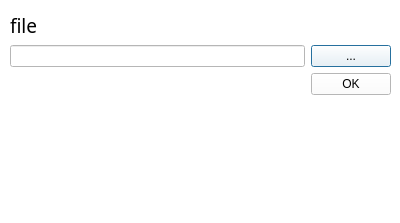
Above: UI.ui from RomaBoo/uliana_py before the change. Below: the same form after it.
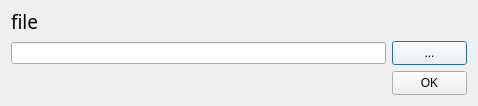
That is the form after the change.

```diff
--- a/UI.ui
+++ b/UI.ui
@@ -6,450 +6,27 @@
    <rect>
     <x>0</x>
     <y>0</y>
-    <width>400</width>
-    <height>223</height>
+    <width>478</width>
+    <height>106</height>
    </rect>
   </property>
+  <property name="minimumSize">
+   <size>
+    <width>366</width>
+    <height>106</height>
+   </size>
+  </property>
+  <property name="maximumSize">
+   <size>
+    <width>16777215</width>
+    <height>106</height>
+   </size>
+  </property>
   <property name="palette">
    <palette>
-    <active>
-     <colorrole role="WindowText">
-      <brush brushstyle="SolidPattern">
-       <color alpha="255">
-        <red>0</red>
-        <green>0</green>
-        <blue>0</blue>
-       </color>
-      </brush>
-     </colorrole>
-     <colorrole role="Button">
-      <brush brushstyle="SolidPattern">
-       <color alpha="255">
-        <red>255</red>
-        <green>255</green>
-        <blue>255</blue>
-       </color>
-      </brush>
-     </colorrole>
-     <colorrole role="Light">
-      <brush brushstyle="SolidPattern">
-       <color alpha="255">
-        <red>255</red>
-        <green>255</green>
-        <blue>255</blue>
-       </color>
-      </brush>
-     </colorrole>
-     <colorrole role="Midlight">
-      <brush brushstyle="SolidPattern">
-       <color alpha="255">
-        <red>255</red>
-        <green>255</green>
-        <blue>255</blue>
-       </color>
-      </brush>
-     </colorrole>
-     <colorrole role="Dark">
-      <brush brushstyle="SolidPattern">
-       <color alpha="255">
-        <red>255</red>
-        <green>255</green>
-        <blue>255</blue>
-       </color>
-      </brush>
-     </colorrole>
-     <colorrole role="Mid">
-      <brush brushstyle="SolidPattern">
-       <color alpha="255">
-        <red>255</red>
-        <green>255</green>
-        <blue>255</blue>
-       </color>
-      </brush>
-     </colorrole>
-     <colorrole role="Text">
-      <brush brushstyle="SolidPattern">
-       <color alpha="255">
-        <red>0</red>
-        <green>0</green>
-        <blue>0</blue>
-       </color>
-      </brush>
-     </colorrole>
-     <colorrole role="BrightText">
-      <brush brushstyle="SolidPattern">
-       <color alpha="255">
-        <red>255</red>
-        <green>255</green>
-        <blue>255</blue>
-       </color>
-      </brush>
-     </colorrole>
-     <colorrole role="ButtonText">
-      <brush brushstyle="SolidPattern">
-       <color alpha="255">
-        <red>0</red>
-        <green>0</green>
-        <blue>0</blue>
-       </color>
-      </brush>
-     </colorrole>
-     <colorrole role="Base">
-      <brush brushstyle="SolidPattern">
-       <color alpha="255">
-        <red>255</red>
-        <green>255</green>
-        <blue>255</blue>
-       </color>
-      </brush>
-     </colorrole>
-     <colorrole role="Window">
-      <brush brushstyle="SolidPattern">
-       <color alpha="255">
-        <red>255</red>
-        <green>255</green>
-        <blue>255</blue>
-       </color>
-      </brush>
-     </colorrole>
-     <colorrole role="Shadow">
-      <brush brushstyle="SolidPattern">
-       <color alpha="255">
-        <red>0</red>
-        <green>0</green>
-        <blue>0</blue>
-       </color>
-      </brush>
-     </colorrole>
-     <colorrole role="AlternateBase">
-      <brush brushstyle="SolidPattern">
-       <color alpha="255">
-        <red>255</red>
-        <green>255</green>
-        <blue>255</blue>
-       </color>
-      </brush>
-     </colorrole>
-     <colorrole role="ToolTipBase">
-      <brush brushstyle="SolidPattern">
-       <color alpha="255">
-        <red>255</red>
-        <green>255</green>
-        <blue>220</blue>
-       </color>
-      </brush>
-     </colorrole>
-     <colorrole role="ToolTipText">
-      <brush brushstyle="SolidPattern">
-       <color alpha="255">
-        <red>0</red>
-        <green>0</green>
-        <blue>0</blue>
-       </color>
-      </brush>
-     </colorrole>
-     <colorrole role="PlaceholderText">
-      <brush brushstyle="SolidPattern">
-       <color alpha="128">
-        <red>0</red>
-        <green>0</green>
-        <blue>0</blue>
-       </color>
-      </brush>
-     </colorrole>
-    </active>
-    <inactive>
-     <colorrole role="WindowText">
-      <brush brushstyle="SolidPattern">
-       <color alpha="255">
-        <red>0</red>
-        <green>0</green>
-        <blue>0</blue>
-       </color>
-      </brush>
-     </colorrole>
-     <colorrole role="Button">
-      <brush brushstyle="SolidPattern">
-       <color alpha="255">
-        <red>255</red>
-        <green>255</green>
-        <blue>255</blue>
-       </color>
-      </brush>
-     </colorrole>
-     <colorrole role="Light">
-      <brush brushstyle="SolidPattern">
-       <color alpha="255">
-        <red>255</red>
-        <green>255</green>
-        <blue>255</blue>
-       </color>
-      </brush>
-     </colorrole>
-     <colorrole role="Midlight">
-      <brush brushstyle="SolidPattern">
-       <color alpha="255">
-        <red>255</red>
-        <green>255</green>
-        <blue>255</blue>
-       </color>
-      </brush>
-     </colorrole>
-     <colorrole role="Dark">
-      <brush brushstyle="SolidPattern">
-       <color alpha="255">
-        <red>255</red>
-        <green>255</green>
-        <blue>255</blue>
-       </color>
-      </brush>
-     </colorrole>
-     <colorrole role="Mid">
-      <brush brushstyle="SolidPattern">
-       <color alpha="255">
-        <red>255</red>
-        <green>255</green>
-        <blue>255</blue>
-       </color>
-      </brush>
-     </colorrole>
-     <colorrole role="Text">
-      <brush brushstyle="SolidPattern">
-       <color alpha="255">
-        <red>0</red>
-        <green>0</green>
-        <blue>0</blue>
-       </color>
-      </brush>
-     </colorrole>
-     <colorrole role="BrightText">
-      <brush brushstyle="SolidPattern">
-       <color alpha="255">
-        <red>255</red>
-        <green>255</green>
-        <blue>255</blue>
-       </color>
-      </brush>
-     </colorrole>
-     <colorrole role="ButtonText">
-      <brush brushstyle="SolidPattern">
-       <color alpha="255">
-        <red>0</red>
-        <green>0</green>
-        <blue>0</blue>
-       </color>
-      </brush>
-     </colorrole>
-     <colorrole role="Base">
-      <brush brushstyle="SolidPattern">
-       <color alpha="255">
-        <red>255</red>
-        <green>255</green>
-        <blue>255</blue>
-       </color>
-      </brush>
-     </colorrole>
-     <colorrole role="Window">
-      <brush brushstyle="SolidPattern">
-       <color alpha="255">
-        <red>255</red>
-        <green>255</green>
-        <blue>255</blue>
-       </color>
-      </brush>
-     </colorrole>
-     <colorrole role="Shadow">
-      <brush brushstyle="SolidPattern">
-       <color alpha="255">
-        <red>0</red>
-        <green>0</green>
-        <blue>0</blue>
-       </color>
-      </brush>
-     </colorrole>
-     <colorrole role="AlternateBase">
-      <brush brushstyle="SolidPattern">
-       <color alpha="255">
-        <red>255</red>
-        <green>255</green>
-        <blue>255</blue>
-       </color>
-      </brush>
-     </colorrole>
-     <colorrole role="ToolTipBase">
-      <brush brushstyle="SolidPattern">
-       <color alpha="255">
-        <red>255</red>
-        <green>255</green>
-        <blue>220</blue>
-       </color>
-      </brush>
-     </colorrole>
-     <colorrole role="ToolTipText">
-      <brush brushstyle="SolidPattern">
-       <color alpha="255">
-        <red>0</red>
-        <green>0</green>
-        <blue>0</blue>
-       </color>
-      </brush>
-     </colorrole>
-     <colorrole role="PlaceholderText">
-      <brush brushstyle="SolidPattern">
-       <color alpha="128">
-        <red>0</red>
-        <green>0</green>
-        <blue>0</blue>
-       </color>
-      </brush>
-     </colorrole>
-    </inactive>
-    <disabled>
-     <colorrole role="WindowText">
-      <brush brushstyle="SolidPattern">
-       <color alpha="255">
-        <red>127</red>
-        <green>127</green>
-        <blue>127</blue>
-       </color>
-      </brush>
-     </colorrole>
-     <colorrole role="Button">
-      <brush brushstyle="SolidPattern">
-       <color alpha="255">
-        <red>255</red>
-        <green>255</green>
-        <blue>255</blue>
-       </color>
-      </brush>
-     </colorrole>
-     <colorrole role="Light">
-      <brush brushstyle="SolidPattern">
-       <color alpha="255">
-        <red>255</red>
-        <green>255</green>
-        <blue>255</blue>
-       </color>
-      </brush>
-     </colorrole>
-     <colorrole role="Midlight">
-      <brush brushstyle="SolidPattern">
-       <color alpha="255">
-        <red>255</red>
-        <green>255</green>
-        <blue>255</blue>
-       </color>
-      </brush>
-     </colorrole>
-     <colorrole role="Dark">
-      <brush brushstyle="SolidPattern">
-       <color alpha="255">
-        <red>127</red>
-        <green>127</green>
-        <blue>127</blue>
-       </color>
-      </brush>
-     </colorrole>
-     <colorrole role="Mid">
-      <brush brushstyle="SolidPattern">
-       <color alpha="255">
-        <red>255</red>
-        <green>255</green>
-        <blue>255</blue>
-       </color>
-      </brush>
-     </colorrole>
-     <colorrole role="Text">
-      <brush brushstyle="SolidPattern">
-       <color alpha="255">
-        <red>127</red>
-        <green>127</green>
-        <blue>127</blue>
-       </color>
-      </brush>
-     </colorrole>
-     <colorrole role="BrightText">
-      <brush brushstyle="SolidPattern">
-       <color alpha="255">
-        <red>255</red>
-        <green>255</green>
-        <blue>255</blue>
-       </color>
-      </brush>
-     </colorrole>
-     <colorrole role="ButtonText">
-      <brush brushstyle="SolidPattern">
-       <color alpha="255">
-        <red>127</red>
-        <green>127</green>
-        <blue>127</blue>
-       </color>
-      </brush>
-     </colorrole>
-     <colorrole role="Base">
-      <brush brushstyle="SolidPattern">
-       <color alpha="255">
-        <red>255</red>
-        <green>255</green>
-        <blue>255</blue>
-       </color>
-      </brush>
-     </colorrole>
-     <colorrole role="Window">
-      <brush brushstyle="SolidPattern">
-       <color alpha="255">
-        <red>255</red>
-        <green>255</green>
-        <blue>255</blue>
-       </color>
-      </brush>
-     </colorrole>
-     <colorrole role="Shadow">
-      <brush brushstyle="SolidPattern">
-       <color alpha="255">
-        <red>0</red>
-        <green>0</green>
-        <blue>0</blue>
-       </color>
-      </brush>
-     </colorrole>
-     <colorrole role="AlternateBase">
-      <brush brushstyle="SolidPattern">
-       <color alpha="255">
-        <red>255</red>
-        <green>255</green>
-        <blue>255</blue>
-       </color>
-      </brush>
-     </colorrole>
-     <colorrole role="ToolTipBase">
-      <brush brushstyle="SolidPattern">
-       <color alpha="255">
-        <red>255</red>
-        <green>255</green>
-        <blue>220</blue>
-       </color>
-      </brush>
-     </colorrole>
-     <colorrole role="ToolTipText">
-      <brush brushstyle="SolidPattern">
-       <color alpha="255">
-        <red>0</red>
-        <green>0</green>
-        <blue>0</blue>
-       </color>
-      </brush>
-     </colorrole>
-     <colorrole role="PlaceholderText">
-      <brush brushstyle="SolidPattern">
-       <color alpha="128">
-        <red>0</red>
-        <green>0</green>
-        <blue>0</blue>
-       </color>
-      </brush>
-     </colorrole>
-    </disabled>
+    <active/>
+    <inactive/>
+    <disabled/>
    </palette>
   </property>
   <property name="font">
@@ -466,26 +43,15 @@
   <property name="layoutDirection">
    <enum>Qt::LeftToRight</enum>
   </property>
-  <widget class="QWidget" name="gridLayoutWidget">
-   <property name="geometry">
-    <rect>
-     <x>10</x>
-     <y>10</y>
-     <width>381</width>
-     <height>85</height>
-    </rect>
-   </property>
-   <layout class="QGridLayout" name="gridLayout">
-    <item row="2" column="0">
-     <widget class="QLineEdit" name="filepath_line"/>
-    </item>
-    <item row="1" column="0">
+  <layout class="QVBoxLayout" name="verticalLayout">
+   <item>
+    <layout class="QHBoxLayout" name="horizontalLayout_2">
+     <item>
      <widget class="QLabel" name="label">
       <property name="font">
        <font>
         <family>SWSimp</family>
         <pointsize>14</pointsize>
-        <weight>50</weight>
         <italic>false</italic>
         <bold>false</bold>
         <underline>false</underline>
@@ -502,8 +68,40 @@
       </property>
      </widget>
     </item>
-    <item row="2" column="1">
+     <item>
+      <spacer name="horizontalSpacer">
+       <property name="orientation">
+        <enum>Qt::Horizontal</enum>
+       </property>
+       <property name="sizeHint" stdset="0">
+        <size>
+         <width>40</width>
+         <height>20</height>
+        </size>
+       </property>
+      </spacer>
+     </item>
+    </layout>
+   </item>
+   <item>
+    <layout class="QHBoxLayout" name="horizontalLayout">
+     <item>
+      <widget class="QLineEdit" name="filepath_line"/>
+     </item>
+     <item>
      <widget class="QPushButton" name="searchfile_button">
+       <property name="minimumSize">
+        <size>
+         <width>75</width>
+         <height>24</height>
+        </size>
+       </property>
+       <property name="maximumSize">
+        <size>
+         <width>75</width>
+         <height>24</height>
+        </size>
+       </property>
       <property name="palette">
        <palette>
         <active>
@@ -573,15 +171,45 @@
       </property>
      </widget>
     </item>
-    <item row="3" column="1">
+    </layout>
+   </item>
+   <item>
+    <layout class="QHBoxLayout" name="horizontalLayout_3">
+     <item>
+      <spacer name="horizontalSpacer_2">
+       <property name="orientation">
+        <enum>Qt::Horizontal</enum>
+       </property>
+       <property name="sizeHint" stdset="0">
+        <size>
+         <width>40</width>
+         <height>20</height>
+        </size>
+       </property>
+      </spacer>
+     </item>
+     <item>
      <widget class="QPushButton" name="ok_button">
+       <property name="minimumSize">
+        <size>
+         <width>75</width>
+         <height>24</height>
+        </size>
+       </property>
+       <property name="maximumSize">
+        <size>
+         <width>75</width>
+         <height>24</height>
+        </size>
+       </property>
       <property name="text">
        <string>OK</string>
       </property>
      </widget>
     </item>
    </layout>
-  </widget>
+   </item>
+  </layout>
  </widget>
  <resources/>
  <connections/>
```
Lines whose indentation alone changed are shown as unchanged.
